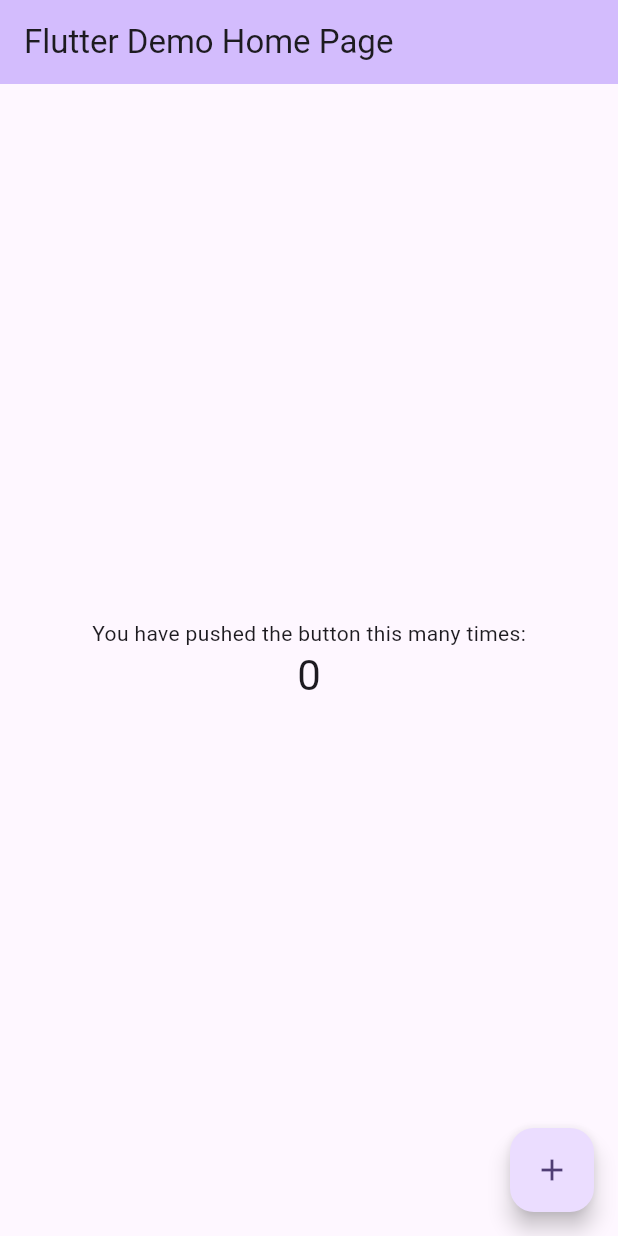
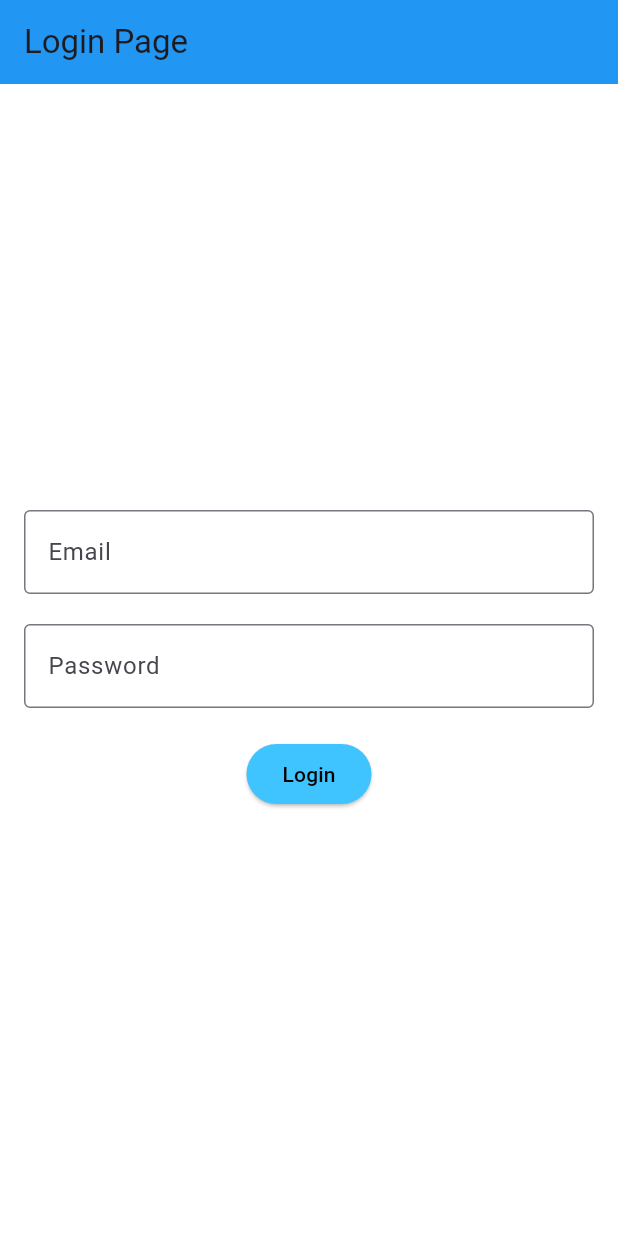
Before and after one commit to akyung123/-PT-, a Flutter app: the screen it shows after launch, on a phone screen of 412 x 824 dp. Run offline on Flutter 3.47's test engine with Material 3 defaults, Android fonts, the phone set to English and light mode, and no system bars; our stand-ins replace table_calendar.

Commit message:
main brunch

```diff
--- a/lib/main.dart
+++ b/lib/main.dart
@@ -1,125 +1,37 @@
 import 'package:flutter/material.dart';
+import '/tab/tab_login.dart';
+
+// mysql 테이블 리스트 확인 테스트
+// void main() => runApp(const MyApp());
+
+// class MyApp extends StatelessWidget {
+//   const MyApp({super.key});
+
+//   @override
+//   Widget build(BuildContext context) {
+//     return const MaterialApp(
+//       title: 'SQLite Demo',
+//       home: HomePage(),
+//     );
+//   }
+// }
+
 
 void main() {
   runApp(const MyApp());
 }
 
 class MyApp extends StatelessWidget {
-  const MyApp({super.key});
-
-  // This widget is the root of your application.
+  const MyApp({Key? key}) : super (key: key);
   @override
   Widget build(BuildContext context) {
     return MaterialApp(
-      title: 'Flutter Demo',
+      title: 'PT Demo',
       theme: ThemeData(
-        // This is the theme of your application.
-        //
-        // TRY THIS: Try running your application with "flutter run". You'll see
-        // the application has a purple toolbar. Then, without quitting the app,
-        // try changing the seedColor in the colorScheme below to Colors.green
-        // and then invoke "hot reload" (save your changes or press the "hot
-        // reload" button in a Flutter-supported IDE, or press "r" if you used
-        // the command line to start the app).
-        //
-        // Notice that the counter didn't reset back to zero; the application
-        // state is not lost during the reload. To reset the state, use hot
-        // restart instead.
-        //
-        // This works for code too, not just values: Most code changes can be
-        // tested with just a hot reload.
-        colorScheme: ColorScheme.fromSeed(seedColor: Colors.deepPurple),
-        useMaterial3: true,
+        primarySwatch: Colors.blue,
       ),
-      home: const MyHomePage(title: 'Flutter Demo Home Page'),
+      home: LoginPage(),
+      debugShowCheckedModeBanner: false,
     );
   }
 }
-
-class MyHomePage extends StatefulWidget {
-  const MyHomePage({super.key, required this.title});
-
-  // This widget is the home page of your application. It is stateful, meaning
-  // that it has a State object (defined below) that contains fields that affect
-  // how it looks.
-
-  // This class is the configuration for the state. It holds the values (in this
-  // case the title) provided by the parent (in this case the App widget) and
-  // used by the build method of the State. Fields in a Widget subclass are
-  // always marked "final".
-
-  final String title;
-
-  @override
-  State<MyHomePage> createState() => _MyHomePageState();
-}
-
-class _MyHomePageState extends State<MyHomePage> {
-  int _counter = 0;
-
-  void _incrementCounter() {
-    setState(() {
-      // This call to setState tells the Flutter framework that something has
-      // changed in this State, which causes it to rerun the build method below
-      // so that the display can reflect the updated values. If we changed
-      // _counter without calling setState(), then the build method would not be
-      // called again, and so nothing would appear to happen.
-      _counter++;
-    });
-  }
-
-  @override
-  Widget build(BuildContext context) {
-    // This method is rerun every time setState is called, for instance as done
-    // by the _incrementCounter method above.
-    //
-    // The Flutter framework has been optimized to make rerunning build methods
-    // fast, so that you can just rebuild anything that needs updating rather
-    // than having to individually change instances of widgets.
-    return Scaffold(
-      appBar: AppBar(
-        // TRY THIS: Try changing the color here to a specific color (to
-        // Colors.amber, perhaps?) and trigger a hot reload to see the AppBar
-        // change color while the other colors stay the same.
-        backgroundColor: Theme.of(context).colorScheme.inversePrimary,
-        // Here we take the value from the MyHomePage object that was created by
-        // the App.build method, and use it to set our appbar title.
-        title: Text(widget.title),
-      ),
-      body: Center(
-        // Center is a layout widget. It takes a single child and positions it
-        // in the middle of the parent.
-        child: Column(
-          // Column is also a layout widget. It takes a list of children and
-          // arranges them vertically. By default, it sizes itself to fit its
-          // children horizontally, and tries to be as tall as its parent.
-          //
-          // Column has various properties to control how it sizes itself and
-          // how it positions its children. Here we use mainAxisAlignment to
-          // center the children vertically; the main axis here is the vertical
-          // axis because Columns are vertical (the cross axis would be
-          // horizontal).
-          //
-          // TRY THIS: Invoke "debug painting" (choose the "Toggle Debug Paint"
-          // action in the IDE, or press "p" in the console), to see the
-          // wireframe for each widget.
-          mainAxisAlignment: MainAxisAlignment.center,
-          children: <Widget>[
-            const Text(
-              'You have pushed the button this many times:',
-            ),
-            Text(
-              '$_counter',
-              style: Theme.of(context).textTheme.headlineMedium,
-            ),
-          ],
-        ),
-      ),
-      floatingActionButton: FloatingActionButton(
-        onPressed: _incrementCounter,
-        tooltip: 'Increment',
-        child: const Icon(Icons.add),
-      ), // This trailing comma makes auto-formatting nicer for build methods.
-    );
-  }
-}
--- /dev/null
+++ b/lib/tab/tab_login.dart
@@ -0,0 +1,76 @@
+import 'package:flutter/material.dart';
+import '/tab/tab_home_user.dart';
+
+class LoginPage extends StatefulWidget {
+  @override
+  _LoginPageState createState() => _LoginPageState();
+}
+
+class _LoginPageState extends State<LoginPage> {
+  final _emailController = TextEditingController();
+  final _passwordController = TextEditingController();
+
+  void _login() {
+    String email = _emailController.text;
+    String password = _passwordController.text;
+
+    // 로그인 로직 추가 (예: 인증 API 호출)
+    if (email.isNotEmpty && password.isNotEmpty) {
+      // 페이지 이동
+      Navigator.pushReplacement(
+        context,
+        MaterialPageRoute(builder: (context) => Home()),
+      );
+    } else {
+      // 필드가 비어있을 경우 경고 메시지
+      ScaffoldMessenger.of(context).showSnackBar(
+        SnackBar(content: Text('Please enter both email and password')),
+      );
+    }
+  }
+
+  @override
+  Widget build(BuildContext context) {
+    return Scaffold(
+      appBar: AppBar(
+        title: Text('Login Page'),
+        backgroundColor: Colors.blue,
+      ),
+      backgroundColor: Colors.white,
+      body: Padding(
+        padding: const EdgeInsets.all(16.0),
+        child: Column(
+          mainAxisAlignment: MainAxisAlignment.center,
+          children: [
+            TextField(
+              controller: _emailController,
+              decoration: InputDecoration(
+                labelText: 'Email',
+                border: OutlineInputBorder(),
+              ),
+              keyboardType: TextInputType.emailAddress,
+            ),
+            SizedBox(height: 20),
+            TextField(
+              controller: _passwordController,
+              decoration: InputDecoration(
+                labelText: 'Password',
+                border: OutlineInputBorder(),
+              ),
+              obscureText: true,
+            ),
+            SizedBox(height: 20),
+            ElevatedButton(
+              style: ElevatedButton.styleFrom(
+                backgroundColor: Colors.lightBlueAccent, // 버튼 배경색
+                foregroundColor: Colors.black, // 텍스트 및 아이콘 색상
+              ),
+              onPressed: _login,
+              child: Text('Login'),
+            ),
+          ],
+        ),
+      ),
+    );
+  }
+}
--- a/pubspec.yaml
+++ b/pubspec.yaml
@@ -16,7 +16,7 @@ publish_to: 'none' # Remove this line if you wish to publish to pub.dev
 # https://developer.apple.com/library/archive/documentation/General/Reference/InfoPlistKeyReference/Articles/CoreFoundationKeys.html
 # In Windows, build-name is used as the major, minor, and patch parts
 # of the product and file versions while build-number is used as the build suffix.
-version: 1.0.0+1
+version: 0.1.0
 
 environment:
   sdk: ^3.5.3
@@ -30,6 +30,8 @@ environment:
 dependencies:
   flutter:
     sdk: flutter
+  table_calendar: ^3.0.6
+  intl: ^0.18.0
 
 
   # The following adds the Cupertino Icons font to your application.
@@ -39,6 +41,7 @@ dependencies:
 dev_dependencies:
   flutter_test:
     sdk: flutter
+
 
   # The "flutter_lints" package below contains a set of recommended lints to
   # encourage good coding practices. The lint set provided by the package is
```
Also changed, not shown: lib/tab/tab_canlender.dart (+76 -0 lines), lib/tab/tab_chat.dart (+99 -0 lines), lib/tab/tab_home_user.dart (+150 -0 lines), pubspec.lock.
